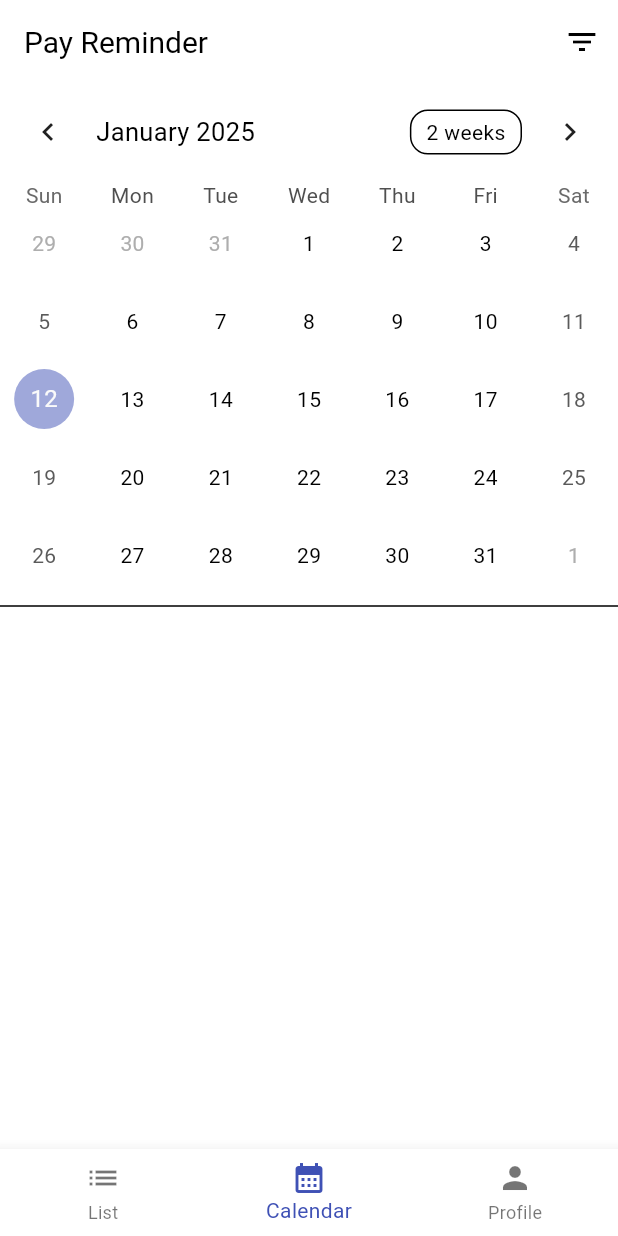
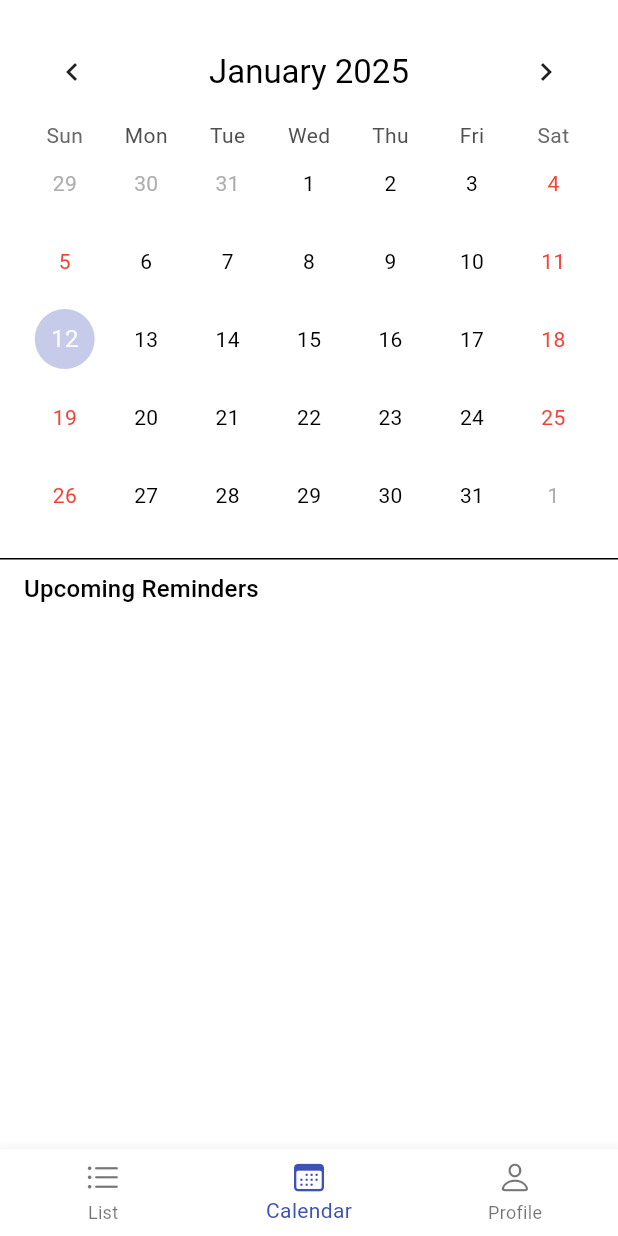
Before and after one commit to manuelduarte077/brotato-game, a Flutter app: the screen it shows after launch, item 2 of the bottom bar chosen, on a phone screen of 412 x 824 dp. Run offline on Flutter 3.47's test engine with Material 3 defaults, Android fonts, the phone set to English and light mode, and no system bars; drawn by our look-alikes of table_calendar; our stand-ins replace cloud_firestore, drift, firebase_auth, firebase_core, flutter_local_notifications, flutter_riverpod and 4 more; accounts and stored records are empty; generated files the repository leaves out were written again; Roboto replaces fonts that are missing (Ubuntu).

Commit message:
refactor code

```diff
--- a/lib/app/app.dart
+++ b/lib/app/app.dart
@@ -1,5 +1,6 @@
 import 'package:flutter/material.dart';
 import 'package:flutter_riverpod/flutter_riverpod.dart';
+import 'package:google_fonts/google_fonts.dart';
 
 import '../application/providers/auth_providers.dart';
 import '../application/providers/theme_provider.dart';
@@ -28,12 +29,14 @@ class MyApp extends ConsumerWidget {
           primary: Colors.indigo,
           secondary: Colors.indigoAccent,
         ),
+        fontFamily: GoogleFonts.ubuntu().fontFamily,
       ),
       darkTheme: ThemeData(
         colorScheme: ColorScheme.dark(
           primary: Colors.indigo.shade200,
           secondary: Colors.indigoAccent.shade200,
         ),
+        fontFamily: GoogleFonts.ubuntu().fontFamily,
       ),
       themeMode: isDarkMode ? ThemeMode.dark : ThemeMode.light,
     );
--- a/lib/application/providers/auth_providers.dart
+++ b/lib/application/providers/auth_providers.dart
@@ -60,6 +60,7 @@ class AuthNotifier extends StateNotifier<AuthState> {
   // Método para verificar si hay una sesión activa
   Future<void> checkAuthState() async {
     final currentUser = _auth.currentUser;
+
     if (currentUser != null) {
       await currentUser.reload();
       state = state.copyWith(user: _auth.currentUser);
--- a/lib/main.dart
+++ b/lib/main.dart
@@ -4,7 +4,6 @@ import 'package:flutter_riverpod/flutter_riverpod.dart';
 import 'app/app.dart';
 import 'firebase_options.dart';
 import 'package:timezone/data/latest.dart' as tz;
-
 import 'infrastructure/services/notification_service.dart';
 
 void main() async {
--- a/lib/presentation/features/calendar/calendar_screen.dart
+++ b/lib/presentation/features/calendar/calendar_screen.dart
@@ -21,14 +21,19 @@ class _CalendarScreenState extends ConsumerState<CalendarScreen> {
   Widget build(BuildContext context) {
     final reminders = ref.watch(remindersStreamProvider);
 
-    return reminders.when(
+    return Scaffold(
+      body: SafeArea(
+        child: reminders.when(
           data: (reminderList) {
             final events = _createEventsMap(reminderList);
 
             return Column(
               children: [
-            TableCalendar(
-              firstDay: DateTime.now().subtract(const Duration(days: 365)),
+                Padding(
+                  padding: const EdgeInsets.all(16.0),
+                  child: TableCalendar(
+                    firstDay:
+                        DateTime.now().subtract(const Duration(days: 365)),
                     lastDay: DateTime.now().add(const Duration(days: 365)),
                     focusedDay: _focusedDay,
                     selectedDayPredicate: (day) => isSameDay(_selectedDay, day),
@@ -38,7 +43,6 @@ class _CalendarScreenState extends ConsumerState<CalendarScreen> {
                         _focusedDay = focusedDay;
                       });
 
-                // Mostrar reminders del día seleccionado
                       final dayReminders = events[DateTime(selectedDay.year,
                               selectedDay.month, selectedDay.day)] ??
                           [];
@@ -47,17 +51,47 @@ class _CalendarScreenState extends ConsumerState<CalendarScreen> {
                       }
                     },
                     eventLoader: (day) {
-                return events[DateTime(day.year, day.month, day.day)] ?? [];
+                      return events[DateTime(day.year, day.month, day.day)] ??
+                          [];
                     },
-              calendarStyle: const CalendarStyle(
-                markersMaxCount: 3,
+                    calendarStyle: CalendarStyle(
+                      markersMaxCount: 4,
                       markerDecoration: BoxDecoration(
-                  color: Colors.blue,
+                        color: Theme.of(context).primaryColor,
                         shape: BoxShape.circle,
+                      ),
+                      selectedDecoration: BoxDecoration(
+                        color: Theme.of(context).primaryColor,
+                        shape: BoxShape.circle,
+                      ),
+                      todayDecoration: BoxDecoration(
+                        color: Theme.of(context)
+                            .primaryColor
+                            .withValues(alpha: 0.3),
+                        shape: BoxShape.circle,
+                      ),
+                      weekendTextStyle: const TextStyle(color: Colors.red),
+                    ),
+                    headerStyle: HeaderStyle(
+                      formatButtonVisible: false,
+                      titleCentered: true,
+                      titleTextStyle: Theme.of(context).textTheme.titleLarge!,
                     ),
                   ),
                 ),
-            const Divider(),
+                const Divider(height: 1),
+                Padding(
+                  padding:
+                      const EdgeInsets.symmetric(horizontal: 16, vertical: 8),
+                  child: Row(
+                    children: [
+                      Text(
+                        'Upcoming Reminders',
+                        style: Theme.of(context).textTheme.titleMedium,
+                      ),
+                    ],
+                  ),
+                ),
                 Expanded(
                   child: _RemindersList(reminders: reminderList),
                 ),
@@ -66,40 +100,69 @@ class _CalendarScreenState extends ConsumerState<CalendarScreen> {
           },
           loading: () => const Center(child: CircularProgressIndicator()),
           error: (error, stack) => Center(child: Text('Error: $error')),
+        ),
+      ),
     );
   }
 
   void _showRemindersDialog(BuildContext context, List<Reminder> reminders) {
     showDialog(
       context: context,
-      builder: (context) => AlertDialog(
-        title: Text(
+      builder: (context) => Dialog(
+        shape: RoundedRectangleBorder(
+          borderRadius: BorderRadius.circular(16),
+        ),
+        child: Padding(
+          padding: const EdgeInsets.all(16),
+          child: Column(
+            mainAxisSize: MainAxisSize.min,
+            children: [
+              Text(
                 'Reminders for ${DateFormat('MMM d, yyyy').format(_selectedDay!)}',
+                style: Theme.of(context).textTheme.titleLarge,
               ),
-        content: SizedBox(
-          width: double.maxFinite,
-          child: ListView.builder(
+              const SizedBox(height: 16),
+              ConstrainedBox(
+                constraints: BoxConstraints(
+                  maxHeight: MediaQuery.of(context).size.height * 0.6,
+                ),
+                child: ListView.separated(
                   shrinkWrap: true,
                   itemCount: reminders.length,
+                  separatorBuilder: (_, __) => const Divider(height: 1),
                   itemBuilder: (context, index) {
                     final reminder = reminders[index];
+
                     return ListTile(
-                title: Text(reminder.title),
+                      title: Text(
+                        reminder.title,
+                        style: const TextStyle(fontWeight: FontWeight.bold),
+                      ),
                       subtitle: Text(
                         'Amount: \$${reminder.amount.toStringAsFixed(2)}\n'
                         '${reminder.description ?? ""}',
                       ),
-                leading: const Icon(Icons.event_note),
+                      leading: CircleAvatar(
+                        backgroundColor: Theme.of(context)
+                            .primaryColor
+                            .withValues(alpha: 0.1),
+                        child: Icon(
+                          Icons.event_note,
+                          color: Theme.of(context).primaryColor,
+                        ),
+                      ),
                     );
                   },
                 ),
               ),
-        actions: [
+              const SizedBox(height: 8),
               TextButton(
                 onPressed: () => Navigator.pop(context),
                 child: const Text('Close'),
               ),
             ],
+          ),
+        ),
       ),
     );
   }
@@ -138,17 +201,38 @@ class _RemindersList extends StatelessWidget {
         .toList()
       ..sort((a, b) => a.dueDate.compareTo(b.dueDate));
 
-    return ListView.builder(
+    return ListView.separated(
+      padding: const EdgeInsets.symmetric(horizontal: 16),
       itemCount: upcomingReminders.length,
+      separatorBuilder: (_, __) => const Divider(height: 1),
       itemBuilder: (context, index) {
         final reminder = upcomingReminders[index];
-        return ListTile(
-          title: Text(reminder.title),
+
+        return Card(
+          elevation: 0,
+          color: Theme.of(context)
+              .colorScheme
+              .surfaceContainerHighest
+              .withValues(alpha: 0.3),
+          child: ListTile(
+            contentPadding: const EdgeInsets.all(16),
+            title: Text(
+              reminder.title,
+              style: const TextStyle(fontWeight: FontWeight.bold),
+            ),
             subtitle: Text(
               'Due: ${DateFormat('MMM d, yyyy').format(reminder.dueDate)}\n'
               'Amount: \$${reminder.amount.toStringAsFixed(2)}',
             ),
-          leading: const Icon(Icons.event),
+            leading: CircleAvatar(
+              backgroundColor:
+                  Theme.of(context).primaryColor.withValues(alpha: 0.1),
+              child: Icon(
+                Icons.event,
+                color: Theme.of(context).primaryColor,
+              ),
+            ),
+          ),
         );
       },
     );
--- a/lib/presentation/features/home_screen.dart
+++ b/lib/presentation/features/home_screen.dart
@@ -1,9 +1,9 @@
+import 'package:flutter/cupertino.dart';
 import 'package:flutter/material.dart';
 
 import 'calendar/calendar_screen.dart';
 import 'profile/profile_screen.dart';
 import 'reminders/reminder_list_screen.dart';
-import '../widgets/filter_dialog.dart';
 
 class HomeScreen extends StatefulWidget {
   const HomeScreen({super.key});
@@ -24,25 +24,6 @@ class _HomeScreenState extends State<HomeScreen> {
   @override
   Widget build(BuildContext context) {
     return Scaffold(
-      appBar: AppBar(
-        title: const Text(
-          'Pay Reminder',
-          style: TextStyle(
-            fontSize: 20,
-          ),
-        ),
-        actions: [
-          IconButton(
-            icon: const Icon(Icons.filter_list),
-            onPressed: () {
-              showDialog(
-                context: context,
-                builder: (context) => const FilterDialog(),
-              );
-            },
-          ),
-        ],
-      ),
       body: _screens[_selectedIndex],
       bottomNavigationBar: BottomNavigationBar(
         currentIndex: _selectedIndex,
@@ -53,15 +34,16 @@ class _HomeScreenState extends State<HomeScreen> {
         },
         items: const [
           BottomNavigationBarItem(
-            icon: Icon(Icons.list),
+            icon: Icon(CupertinoIcons.list_bullet),
             label: 'List',
           ),
           BottomNavigationBarItem(
-            icon: Icon(Icons.calendar_month),
+            icon: Icon(CupertinoIcons.calendar),
             label: 'Calendar',
           ),
           BottomNavigationBarItem(
-            icon: Icon(Icons.person),
+            key: const Key('profile_button'),
+            icon: Icon(CupertinoIcons.person),
             label: 'Profile',
           ),
         ],
```
Lines whose indentation alone changed are shown as unchanged.
